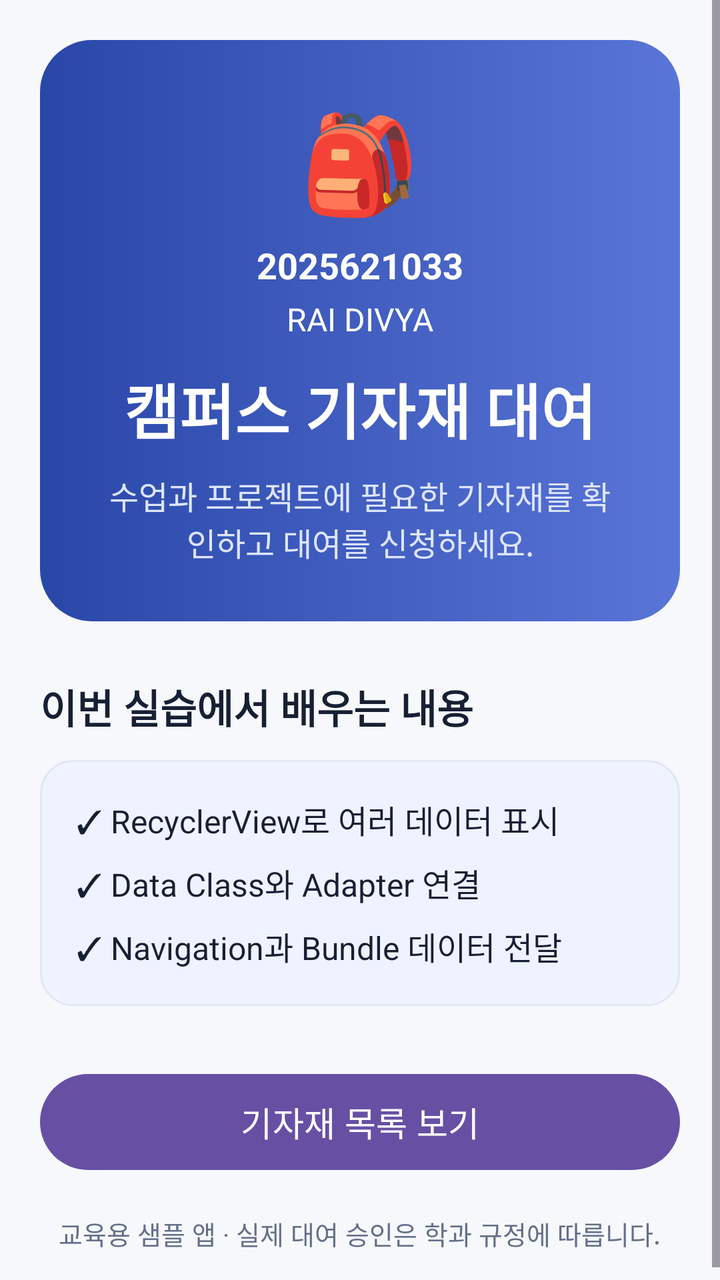
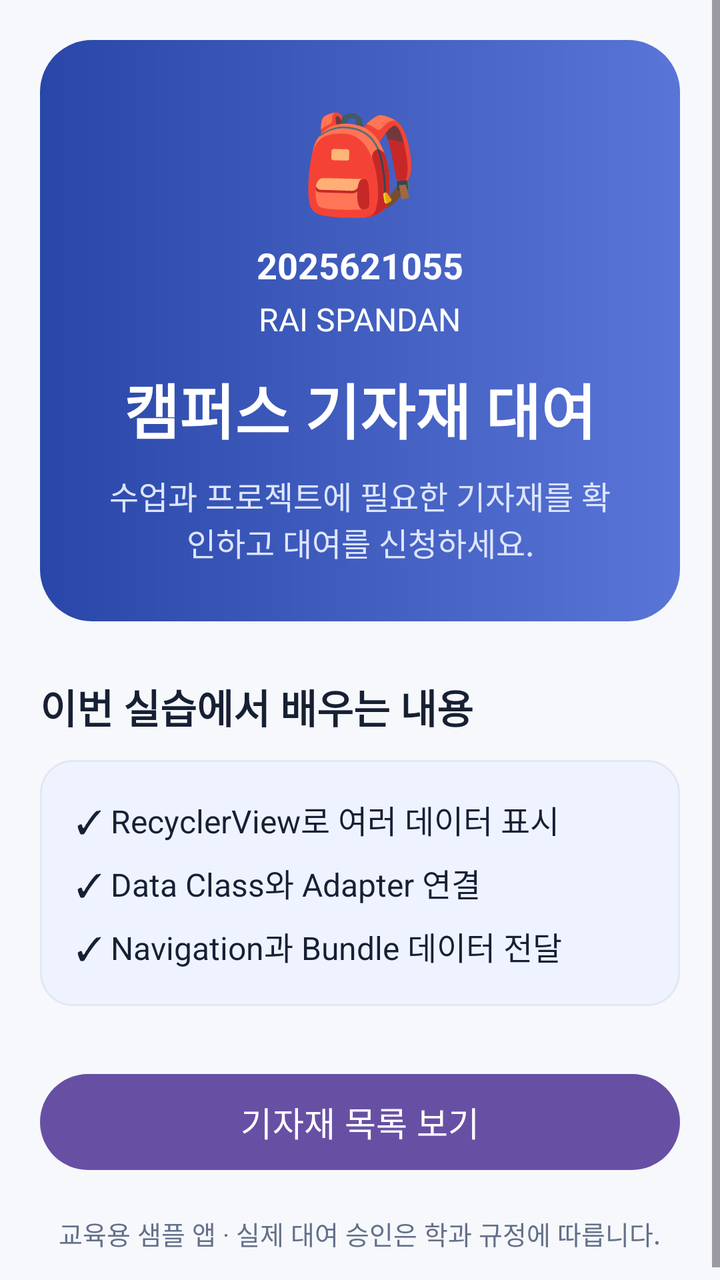

The first picture is an Android layout as it rendered before a commit; the second is the same layout after the commit. The layout source and the unified diff follow.
<!-- AndroidManifest.xml: application theme Theme.CampusEquipmentRentalApp -->
<!-- res/layout/fragment_home.xml -->
<?xml version="1.0" encoding="utf-8"?>
<ScrollView
    xmlns:android="http://schemas.android.com/apk/res/android"
    android:layout_width="match_parent"
    android:layout_height="match_parent"
    android:background="@color/screen_background"
    android:fillViewport="true">

    <LinearLayout
        android:layout_width="match_parent"
        android:layout_height="wrap_content"
        android:orientation="vertical"
        android:gravity="center_horizontal"
        android:padding="20dp">

        <LinearLayout
            android:layout_width="match_parent"
            android:layout_height="wrap_content"
            android:background="@drawable/bg_home_header"
            android:gravity="center_horizontal"
            android:orientation="vertical"
            android:padding="28dp">

            <TextView
            android:layout_width="wrap_content"
            android:layout_height="wrap_content"
            android:text="🎒"
            android:textSize="48sp"
            android:layout_marginBottom="8dp"/>

            <TextView
                android:layout_width="wrap_content"
                android:layout_height="wrap_content"
                android:text="2025621033"
                android:textColor="@color/white"
                android:textSize="18sp"
                android:textStyle="bold"
                android:layout_marginBottom="4dp"/>

            <TextView
                android:layout_width="wrap_content"
                android:layout_height="wrap_content"
                android:text="RAI DIVYA"
                android:textColor="@color/white"
                android:textSize="16sp"/>

            <TextView
                android:layout_width="wrap_content"
                android:layout_height="wrap_content"
                android:layout_marginTop="12dp"
                android:gravity="center"
                android:text="@string/home_title"
                android:textColor="@color/white"
                android:textSize="30sp"
                android:textStyle="bold" />

            <TextView
                android:layout_width="wrap_content"
                android:layout_height="wrap_content"
                android:layout_marginTop="10dp"
                android:gravity="center"
                android:text="@string/home_subtitle"
                android:textColor="@color/header_subtitle"
                android:textSize="16sp" />
        </LinearLayout>

        <TextView
            android:layout_width="match_parent"
            android:layout_height="wrap_content"
            android:layout_marginTop="28dp"
            android:text="@string/learning_title"
            android:textColor="@color/text_primary"
            android:textSize="20sp"
            android:textStyle="bold" />

        <LinearLayout
            android:layout_width="match_parent"
            android:layout_height="wrap_content"
            android:layout_marginTop="12dp"
            android:background="@drawable/bg_info_panel"
            android:orientation="vertical"
            android:padding="18dp">

            <TextView
                android:layout_width="match_parent"
                android:layout_height="wrap_content"
                android:text="✓ RecyclerView로 여러 데이터 표시"
                android:textColor="@color/text_primary"
                android:textSize="16sp" />

            <TextView
                android:layout_width="match_parent"
                android:layout_height="wrap_content"
                android:layout_marginTop="8dp"
                android:text="✓ Data Class와 Adapter 연결"
                android:textColor="@color/text_primary"
                android:textSize="16sp" />

            <TextView
                android:layout_width="match_parent"
                android:layout_height="wrap_content"
                android:layout_marginTop="8dp"
                android:text="@string/navigation_bundle"
                android:textColor="@color/text_primary"
                android:textSize="16sp" />
        </LinearLayout>

        <com.google.android.material.button.MaterialButton
            android:id="@+id/btn_view_equipment"
            android:layout_width="match_parent"
            android:layout_height="56dp"
            android:layout_marginTop="30dp"
            android:text="@string/view_equipment"
            android:textSize="17sp" />

        <TextView
            android:layout_width="wrap_content"
            android:layout_height="wrap_content"
            android:layout_marginTop="18dp"
            android:gravity="center"
            android:text="@string/home_note"
            android:textColor="@color/text_secondary"
            android:textSize="13sp" />
        </LinearLayout>
</ScrollView>
<!-- resources referenced by this layout -->
<resources>
  <color name="header_subtitle">#DDE5FF</color>
  <color name="screen_background">#F6F8FC</color>
  <color name="text_primary">#172033</color>
  <color name="text_secondary">#647089</color>
  <color name="white">#FFFFFF</color>
  <!-- drawable bg_home_header (drawable) -->
  <?xml version="1.0" encoding="utf-8"?>
  <shape xmlns:android="http://schemas.android.com/apk/res/android"
      android:shape="rectangle">
      <gradient
          android:angle="0"
          android:endColor="#5975D7"
          android:startColor="#2947A8" />
      <corners android:radius="26dp" />
  </shape>
  <!-- drawable bg_info_panel (drawable) -->
  <?xml version="1.0" encoding="utf-8"?>
  <shape xmlns:android="http://schemas.android.com/apk/res/android"
      android:shape="rectangle">
      <solid android:color="@color/info_background" />
      <stroke
          android:width="1dp"
          android:color="@color/card_stroke" />
      <corners android:radius="16dp" />
  </shape>
  <string name="home_note">교육용 샘플 앱 · 실제 대여 승인은 학과 규정에 따릅니다.</string>
  <string name="home_subtitle">수업과 프로젝트에 필요한 기자재를 확인하고 대여를 신청하세요.</string>
  <string name="home_title">캠퍼스 기자재 대여</string>
  <string name="learning_title">이번 실습에서 배우는 내용</string>
  <string name="navigation_bundle">✓ Navigation과 Bundle 데이터 전달</string>
  <string name="view_equipment">기자재 목록 보기</string>
  <style name="Theme.CampusEquipmentRentalApp" parent="Base.Theme.CampusEquipmentRentalApp" />
  <color name="info_background">#EEF3FF</color>
  <color name="card_stroke">#E2E7F1</color>
  <style name="Base.Theme.CampusEquipmentRentalApp" parent="Theme.Material3.DayNight.NoActionBar">
          
          
      </style>
</resources>

<!-- the commit's change to res/layout/fragment_home.xml (unified diff, before → after) -->
@@ -24,14 +24,14 @@
             <TextView
             android:layout_width="wrap_content"
             android:layout_height="wrap_content"
-            android:text="🎒"
+            android:text="@string/bag"
             android:textSize="48sp"
             android:layout_marginBottom="8dp"/>
 
             <TextView
                 android:layout_width="wrap_content"
                 android:layout_height="wrap_content"
-                android:text="2025621033"
+                android:text="@string/_2025621055"
                 android:textColor="@color/white"
                 android:textSize="18sp"
                 android:textStyle="bold"
@@ -40,7 +40,7 @@
             <TextView
                 android:layout_width="wrap_content"
                 android:layout_height="wrap_content"
-                android:text="RAI DIVYA"
+                android:text="@string/rai_spandan"
                 android:textColor="@color/white"
                 android:textSize="16sp"/>
 
@@ -84,7 +84,7 @@
             <TextView
                 android:layout_width="match_parent"
                 android:layout_height="wrap_content"
-                android:text="✓ RecyclerView로 여러 데이터 표시"
+                android:text="@string/recyclerview"
                 android:textColor="@color/text_primary"
                 android:textSize="16sp" />
 
@@ -92,7 +92,7 @@
                 android:layout_width="match_parent"
                 android:layout_height="wrap_content"
                 android:layout_marginTop="8dp"
-                android:text="✓ Data Class와 Adapter 연결"
+                android:text="@string/data_class_adapter"
                 android:textColor="@color/text_primary"
                 android:textSize="16sp" />
 
<!-- resource entries referenced after the edit -->
@@ -25,11 +25,16 @@
           android:color="@color/card_stroke" />
       <corners android:radius="16dp" />
   </shape>
+  <string name="_2025621055">2025621055</string>
+  <string name="bag">🎒</string>
+  <string name="data_class_adapter">✓ Data Class와 Adapter 연결</string>
   <string name="home_note">교육용 샘플 앱 · 실제 대여 승인은 학과 규정에 따릅니다.</string>
   <string name="home_subtitle">수업과 프로젝트에 필요한 기자재를 확인하고 대여를 신청하세요.</string>
   <string name="home_title">캠퍼스 기자재 대여</string>
   <string name="learning_title">이번 실습에서 배우는 내용</string>
   <string name="navigation_bundle">✓ Navigation과 Bundle 데이터 전달</string>
+  <string name="rai_spandan">RAI SPANDAN</string>
+  <string name="recyclerview">✓ RecyclerView로 여러 데이터 표시</string>
   <string name="view_equipment">기자재 목록 보기</string>
   <style name="Theme.CampusEquipmentRentalApp" parent="Base.Theme.CampusEquipmentRentalApp" />
   <color name="info_background">#EEF3FF</color>
